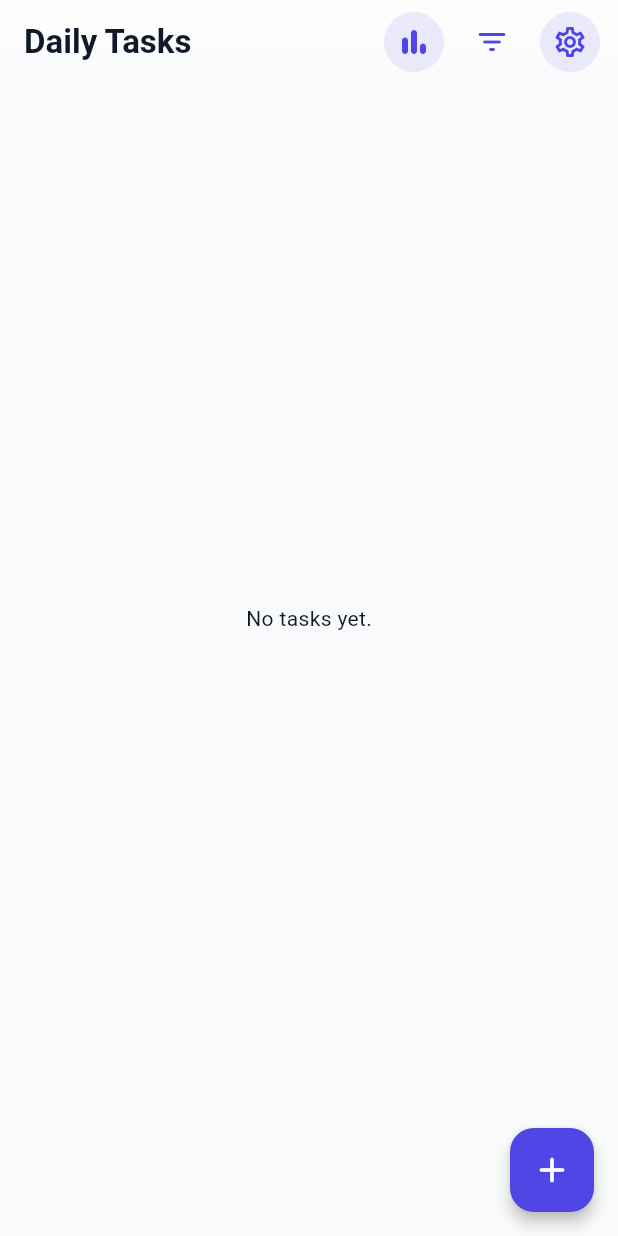
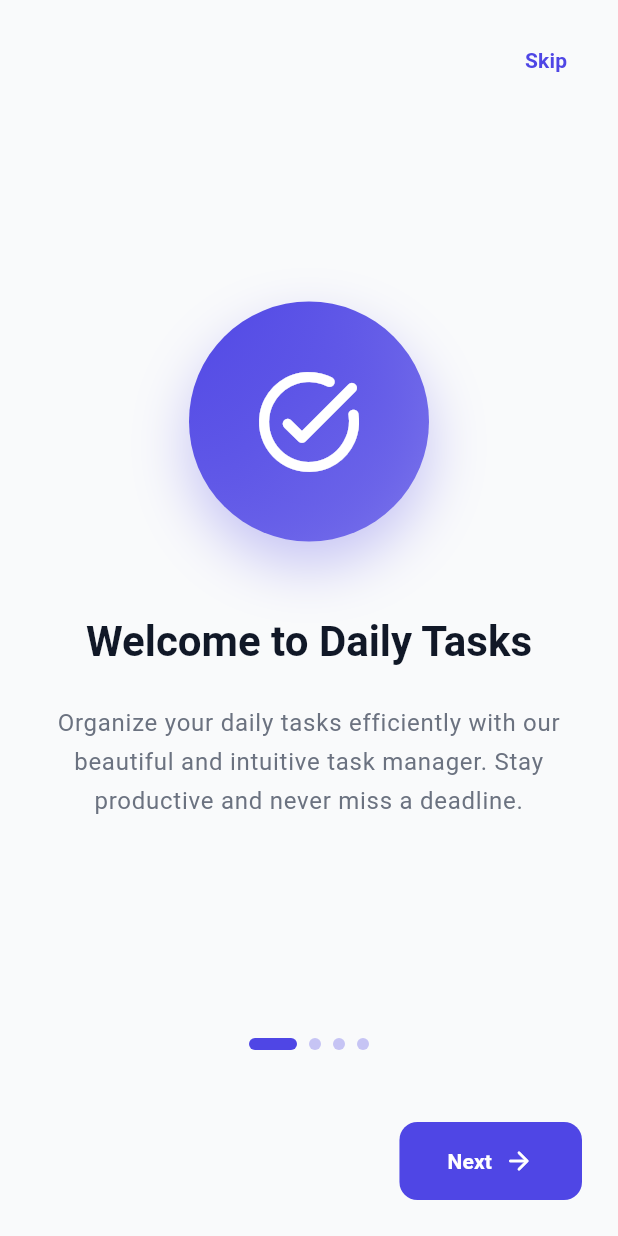
Before and after one commit to shalabi11/DailyTasks, a Flutter app: the screen it shows after launch, on a phone screen of 412 x 824 dp. Run offline on Flutter 3.47's test engine with Material 3 defaults, Android fonts, the phone set to English and light mode, and no system bars; our stand-ins replace equatable, flutter_bloc, flutter_local_notifications, flutter_timezone, hive, hive_flutter and 2 more; accounts and stored records are empty.

Commit message:
Added beautiful intro/onboarding page with 4 slides
Features:
- Welcome screen with app introduction
- 4 animated slides showcasing app features:
  * Welcome and overview
  * Categories and priorities
  * Smart reminders
  * Ready to start
- Smooth page transitions with indicators
- Skip button to bypass intro
- Back/Next navigation buttons
- Get Started button on final slide
- Stores completion status using shared_preferences
- Shows only on first launch
- Bilingual support (EN/AR)
- Material 3 design with gradients
- Circular icon backgrounds with shadows
- Responsive layout

```diff
--- /dev/null
+++ b/lib/features/intro/presentation/pages/intro_page.dart
@@ -0,0 +1,296 @@
+import 'package:flutter/material.dart';
+import 'package:shared_preferences/shared_preferences.dart';
+
+import '../../../../core/navigation/app_page_route.dart';
+import '../../../tasks/presentation/pages/tasks_page.dart';
+import '../../../../l10n/app_localizations.dart';
+
+class IntroPage extends StatefulWidget {
+  const IntroPage({super.key});
+
+  @override
+  State<IntroPage> createState() => _IntroPageState();
+}
+
+class _IntroPageState extends State<IntroPage> {
+  final PageController _pageController = PageController();
+  int _currentPage = 0;
+
+  @override
+  void dispose() {
+    _pageController.dispose();
+    super.dispose();
+  }
+
+  Future<void> _completeIntro() async {
+    final prefs = await SharedPreferences.getInstance();
+    await prefs.setBool('intro_completed', true);
+    if (!mounted) return;
+    Navigator.of(context).pushReplacement(fadeRoute(const TasksPage()));
+  }
+
+  void _nextPage() {
+    if (_currentPage < 3) {
+      _pageController.nextPage(
+        duration: const Duration(milliseconds: 400),
+        curve: Curves.easeInOut,
+      );
+    } else {
+      _completeIntro();
+    }
+  }
+
+  void _previousPage() {
+    _pageController.previousPage(
+      duration: const Duration(milliseconds: 400),
+      curve: Curves.easeInOut,
+    );
+  }
+
+  @override
+  Widget build(BuildContext context) {
+    final l10n = AppLocalizations.of(context);
+    final theme = Theme.of(context);
+    final colorScheme = theme.colorScheme;
+
+    return Scaffold(
+      body: SafeArea(
+        child: Column(
+          children: [
+            // Skip button
+            Align(
+              alignment: Alignment.topRight,
+              child: Padding(
+                padding: const EdgeInsets.all(16),
+                child: TextButton(
+                  onPressed: _completeIntro,
+                  child: Text(
+                    l10n.skip,
+                    style: TextStyle(
+                      color: colorScheme.primary,
+                      fontWeight: FontWeight.w600,
+                    ),
+                  ),
+                ),
+              ),
+            ),
+            // Page content
+            Expanded(
+              child: PageView(
+                controller: _pageController,
+                onPageChanged: (index) {
+                  setState(() {
+                    _currentPage = index;
+                  });
+                },
+                children: [
+                  _IntroSlide(
+                    icon: Icons.task_alt_rounded,
+                    title: l10n.introTitle1,
+                    description: l10n.introDescription1,
+                    gradient: LinearGradient(
+                      colors: [
+                        colorScheme.primary,
+                        colorScheme.primary.withOpacity(0.7),
+                      ],
+                      begin: Alignment.topLeft,
+                      end: Alignment.bottomRight,
+                    ),
+                  ),
+                  _IntroSlide(
+                    icon: Icons.category_rounded,
+                    title: l10n.introTitle2,
+                    description: l10n.introDescription2,
+                    gradient: LinearGradient(
+                      colors: [
+                        colorScheme.secondary,
+                        colorScheme.secondary.withOpacity(0.7),
+                      ],
+                      begin: Alignment.topLeft,
+                      end: Alignment.bottomRight,
+                    ),
+                  ),
+                  _IntroSlide(
+                    icon: Icons.notifications_active_rounded,
+                    title: l10n.introTitle3,
+                    description: l10n.introDescription3,
+                    gradient: LinearGradient(
+                      colors: [
+                        colorScheme.tertiary,
+                        colorScheme.tertiary.withOpacity(0.7),
+                      ],
+                      begin: Alignment.topLeft,
+                      end: Alignment.bottomRight,
+                    ),
+                  ),
+                  _IntroSlide(
+                    icon: Icons.star_rounded,
+                    title: l10n.introTitle4,
+                    description: l10n.introDescription4,
+                    gradient: LinearGradient(
+                      colors: [
+                        colorScheme.primary,
+                        colorScheme.tertiary,
+                      ],
+                      begin: Alignment.topLeft,
+                      end: Alignment.bottomRight,
+                    ),
+                  ),
+                ],
+              ),
+            ),
+            // Page indicators
+            Padding(
+              padding: const EdgeInsets.symmetric(vertical: 24),
+              child: Row(
+                mainAxisAlignment: MainAxisAlignment.center,
+                children: List.generate(
+                  4,
+                  (index) => AnimatedContainer(
+                    duration: const Duration(milliseconds: 300),
+                    margin: const EdgeInsets.symmetric(horizontal: 4),
+                    width: _currentPage == index ? 32 : 8,
+                    height: 8,
+                    decoration: BoxDecoration(
+                      color: _currentPage == index
+                          ? colorScheme.primary
+                          : colorScheme.primary.withOpacity(0.3),
+                      borderRadius: BorderRadius.circular(4),
+                    ),
+                  ),
+                ),
+              ),
+            ),
+            // Navigation buttons
+            Padding(
+              padding: const EdgeInsets.all(24),
+              child: Row(
+                mainAxisAlignment: MainAxisAlignment.spaceBetween,
+                children: [
+                  // Back button
+                  if (_currentPage > 0)
+                    OutlinedButton(
+                      onPressed: _previousPage,
+                      style: OutlinedButton.styleFrom(
+                        padding: const EdgeInsets.symmetric(
+                          horizontal: 32,
+                          vertical: 16,
+                        ),
+                        shape: RoundedRectangleBorder(
+                          borderRadius: BorderRadius.circular(12),
+                        ),
+                      ),
+                      child: Text(l10n.back),
+                    )
+                  else
+                    const SizedBox(width: 100),
+                  // Next/Get Started button
+                  FilledButton(
+                    onPressed: _nextPage,
+                    style: FilledButton.styleFrom(
+                      padding: const EdgeInsets.symmetric(
+                        horizontal: 32,
+                        vertical: 16,
+                      ),
+                      shape: RoundedRectangleBorder(
+                        borderRadius: BorderRadius.circular(12),
+                      ),
+                    ),
+                    child: Row(
+                      mainAxisSize: MainAxisSize.min,
+                      children: [
+                        Text(
+                          _currentPage == 3
+                              ? l10n.getStarted
+                              : l10n.next,
+                          style: const TextStyle(
+                            fontWeight: FontWeight.bold,
+                          ),
+                        ),
+                        const SizedBox(width: 8),
+                        Icon(
+                          _currentPage == 3
+                              ? Icons.check_rounded
+                              : Icons.arrow_forward_rounded,
+                          size: 20,
+                        ),
+                      ],
+                    ),
+                  ),
+                ],
+              ),
+            ),
+          ],
+        ),
+      ),
+    );
+  }
+}
+
+class _IntroSlide extends StatelessWidget {
+  const _IntroSlide({
+    required this.icon,
+    required this.title,
+    required this.description,
+    required this.gradient,
+  });
+
+  final IconData icon;
+  final String title;
+  final String description;
+  final Gradient gradient;
+
+  @override
+  Widget build(BuildContext context) {
+    final theme = Theme.of(context);
+
+    return Padding(
+      padding: const EdgeInsets.all(32),
+      child: Column(
+        mainAxisAlignment: MainAxisAlignment.center,
+        children: [
+          // Icon with gradient background
+          Container(
+            width: 160,
+            height: 160,
+            decoration: BoxDecoration(
+              gradient: gradient,
+              shape: BoxShape.circle,
+              boxShadow: [
+                BoxShadow(
+                  color: theme.colorScheme.primary.withOpacity(0.3),
+                  blurRadius: 32,
+                  offset: const Offset(0, 16),
+                ),
+              ],
+            ),
+            child: Icon(
+              icon,
+              size: 80,
+              color: Colors.white,
+            ),
+          ),
+          const SizedBox(height: 48),
+          // Title
+          Text(
+            title,
+            style: theme.textTheme.headlineMedium?.copyWith(
+              fontWeight: FontWeight.bold,
+            ),
+            textAlign: TextAlign.center,
+          ),
+          const SizedBox(height: 24),
+          // Description
+          Text(
+            description,
+            style: theme.textTheme.bodyLarge?.copyWith(
+              color: theme.colorScheme.onSurfaceVariant,
+              height: 1.6,
+            ),
+            textAlign: TextAlign.center,
+          ),
+        ],
+      ),
+    );
+  }
+}
--- a/lib/l10n/app_en.arb
+++ b/lib/l10n/app_en.arb
@@ -65,6 +65,23 @@
   "taskRemindersChannelName": "Task reminders",
   "taskRemindersChannelDescription": "Reminder notifications for scheduled tasks",
 
+  "skip": "Skip",
+  "back": "Back",
+  "next": "Next",
+  "getStarted": "Get Started",
+
+  "introTitle1": "Welcome to Daily Tasks",
+  "introDescription1": "Organize your daily tasks efficiently with our beautiful and intuitive task manager. Stay productive and never miss a deadline.",
+
+  "introTitle2": "Organize with Categories",
+  "introDescription2": "Categorize your tasks by Work, Personal, Urgent, Shopping, Health, and more. Set priorities to focus on what matters most.",
+
+  "introTitle3": "Smart Reminders",
+  "introDescription3": "Never forget important tasks with customizable reminders. Get notified at the right time to stay on track.",
+
+  "introTitle4": "Ready to Start?",
+  "introDescription4": "Start managing your tasks effectively today. Track your progress with statistics and achieve your goals.",
+
   "@@reminderMinutesBefore": {
     "placeholders": {
       "minutes": {"type": "int"}
--- a/lib/l10n/app_localizations.dart
+++ b/lib/l10n/app_localizations.dart
@@ -409,6 +409,78 @@ abstract class AppLocalizations {
   /// In en, this message translates to:
   /// **'Reminder notifications for scheduled tasks'**
   String get taskRemindersChannelDescription;
+
+  /// No description provided for @skip.
+  ///
+  /// In en, this message translates to:
+  /// **'Skip'**
+  String get skip;
+
+  /// No description provided for @back.
+  ///
+  /// In en, this message translates to:
+  /// **'Back'**
+  String get back;
+
+  /// No description provided for @next.
+  ///
+  /// In en, this message translates to:
+  /// **'Next'**
+  String get next;
+
+  /// No description provided for @getStarted.
+  ///
+  /// In en, this message translates to:
+  /// **'Get Started'**
+  String get getStarted;
+
+  /// No description provided for @introTitle1.
+  ///
+  /// In en, this message translates to:
+  /// **'Welcome to Daily Tasks'**
+  String get introTitle1;
+
+  /// No description provided for @introDescription1.
+  ///
+  /// In en, this message translates to:
+  /// **'Organize your daily tasks efficiently with our beautiful and intuitive task manager. Stay productive and never miss a deadline.'**
+  String get introDescription1;
+
+  /// No description provided for @introTitle2.
+  ///
+  /// In en, this message translates to:
+  /// **'Organize with Categories'**
+  String get introTitle2;
+
+  /// No description provided for @introDescription2.
+  ///
+  /// In en, this message translates to:
+  /// **'Categorize your tasks by Work, Personal, Urgent, Shopping, Health, and more. Set priorities to focus on what matters most.'**
+  String get introDescription2;
+
+  /// No description provided for @introTitle3.
+  ///
+  /// In en, this message translates to:
+  /// **'Smart Reminders'**
+  String get introTitle3;
+
+  /// No description provided for @introDescription3.
+  ///
+  /// In en, this message translates to:
+  /// **'Never forget important tasks with customizable reminders. Get notified at the right time to stay on track.'**
+  String get introDescription3;
+
+  /// No description provided for @introTitle4.
+  ///
+  /// In en, this message translates to:
+  /// **'Ready to Start?'**
+  String get introTitle4;
+
+  /// No description provided for @introDescription4.
+  ///
+  /// In en, this message translates to:
+  /// **'Start managing your tasks effectively today. Track your progress with statistics and achieve your goals.'**
+  String get introDescription4;
 }
 
 class _AppLocalizationsDelegate
--- a/lib/l10n/app_localizations_en.dart
+++ b/lib/l10n/app_localizations_en.dart
@@ -170,4 +170,44 @@ class AppLocalizationsEn extends AppLocalizations {
   @override
   String get taskRemindersChannelDescription =>
       'Reminder notifications for scheduled tasks';
+
+  @override
+  String get skip => 'Skip';
+
+  @override
+  String get back => 'Back';
+
+  @override
+  String get next => 'Next';
+
+  @override
+  String get getStarted => 'Get Started';
+
+  @override
+  String get introTitle1 => 'Welcome to Daily Tasks';
+
+  @override
+  String get introDescription1 =>
+      'Organize your daily tasks efficiently with our beautiful and intuitive task manager. Stay productive and never miss a deadline.';
+
+  @override
+  String get introTitle2 => 'Organize with Categories';
+
+  @override
+  String get introDescription2 =>
+      'Categorize your tasks by Work, Personal, Urgent, Shopping, Health, and more. Set priorities to focus on what matters most.';
+
+  @override
+  String get introTitle3 => 'Smart Reminders';
+
+  @override
+  String get introDescription3 =>
+      'Never forget important tasks with customizable reminders. Get notified at the right time to stay on track.';
+
+  @override
+  String get introTitle4 => 'Ready to Start?';
+
+  @override
+  String get introDescription4 =>
+      'Start managing your tasks effectively today. Track your progress with statistics and achieve your goals.';
 }
--- a/pubspec.yaml
+++ b/pubspec.yaml
@@ -48,6 +48,7 @@ dependencies:
   flutter_local_notifications: ^17.2.4
   timezone: ^0.9.4
   flutter_timezone: ^5.0.1
+  shared_preferences: ^2.3.3
 
 dev_dependencies:
   flutter_test:
```
Also changed, not shown: lib/features/splash/presentation/pages/splash_page.dart (+15 -2 lines), lib/features/tasks/presentation/utils/time_utils.dart (+3 -15 lines), lib/features/tasks/presentation/widgets/datetime_pickers/animated_date_picker.dart (+11 -8 lines), lib/features/tasks/presentation/widgets/datetime_pickers/animated_date_range_picker.dart (+16 -10 lines), lib/features/tasks/presentation/widgets/datetime_pickers/animated_time_picker.dart (+20 -19 lines), lib/l10n/app_ar.arb (+17 -0 lines), lib/l10n/app_localizations_ar.dart (+40 -0 lines), pubspec.lock, 2 other files.
